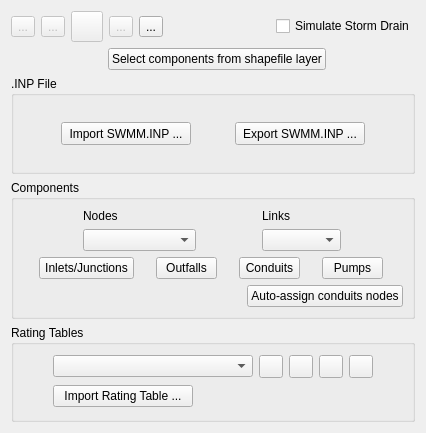
The window that flo2d/ui/storm_drain_editor.ui (FLO-2DSoftware/qgis-flo-2d-plugin) describes before a commit, drawn with Qt 5.
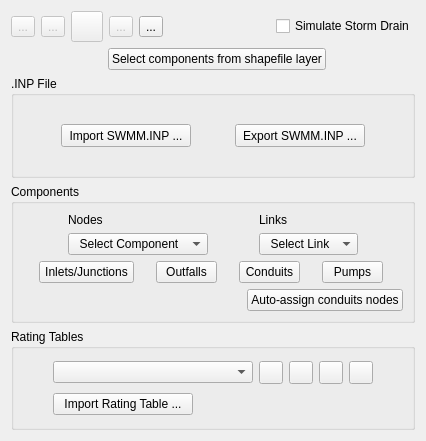
The same window after the commit. Icons and pictures are not drawn.

Commit message: SD export: changes to pumps dialog export when files exist

```diff
--- a/flo2d/ui/storm_drain_editor.ui
+++ b/flo2d/ui/storm_drain_editor.ui
@@ -7,7 +7,7 @@
     <x>0</x>
     <y>0</y>
     <width>426</width>
-    <height>433</height>
+    <height>441</height>
    </rect>
   </property>
   <property name="minimumSize">
@@ -335,7 +335,7 @@
             </property>
             <item>
              <property name="text">
-              <string/>
+              <string>  Select Component  </string>
              </property>
             </item>
             <item>
@@ -370,11 +370,11 @@
              </sizepolicy>
             </property>
             <property name="currentText">
-             <string/>
+             <string>  Select Link  </string>
             </property>
             <item>
              <property name="text">
-              <string/>
+              <string>  Select Link  </string>
              </property>
             </item>
             <item>
```
The commit also changes 1 other file.
